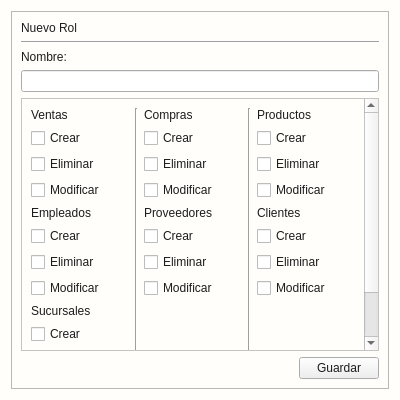
This is app/View/UserInterfaceUi/UI_NUEVO_ROL.ui in LAngelVp/software-punto-de-venta as Qt 5 draws it before an edit. The edited form follows.
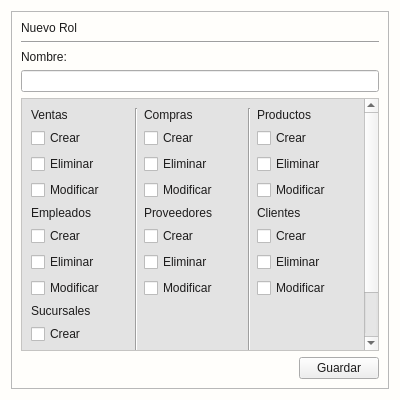
This is the edited form.

Patch:
```diff
--- a/app/View/UserInterfaceUi/UI_NUEVO_ROL.ui
+++ b/app/View/UserInterfaceUi/UI_NUEVO_ROL.ui
@@ -61,7 +61,7 @@
 background: #fffefb;
 }
 #contenedor_permisosscroll{
-background: #fffefb;
+background: #E3E3E3;
 color: #1d1c1c;
 }
 
```
